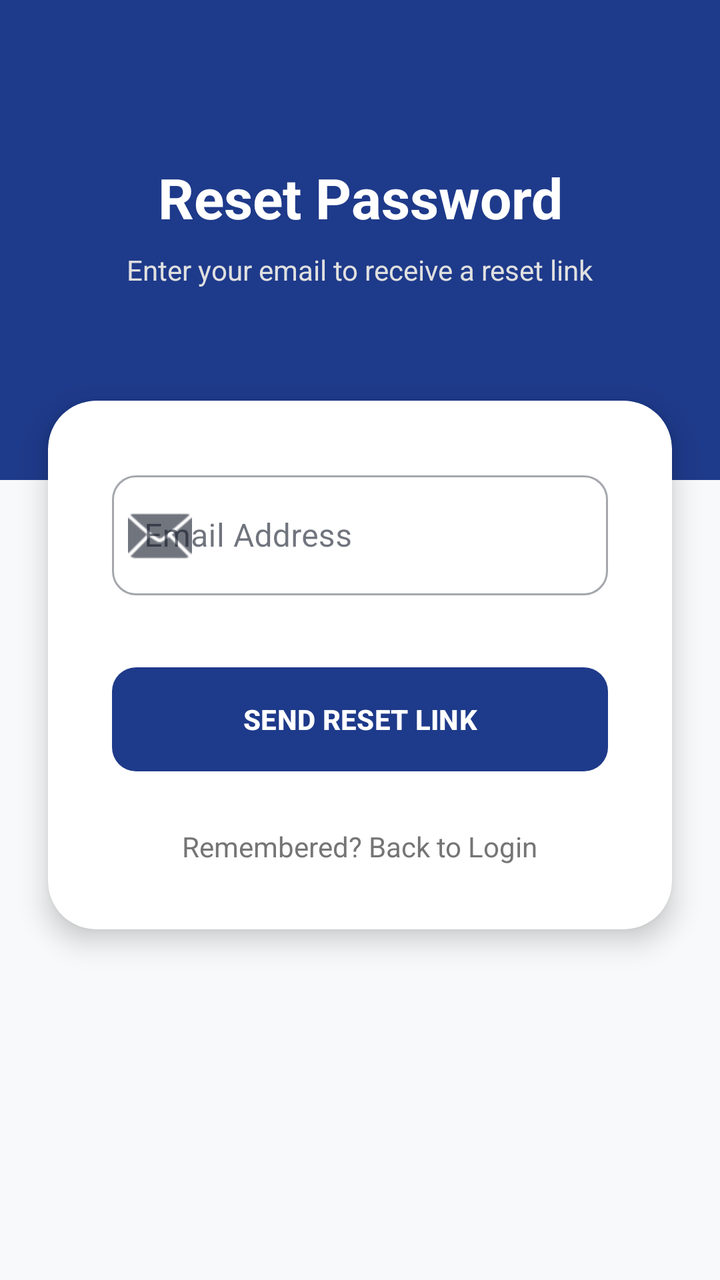
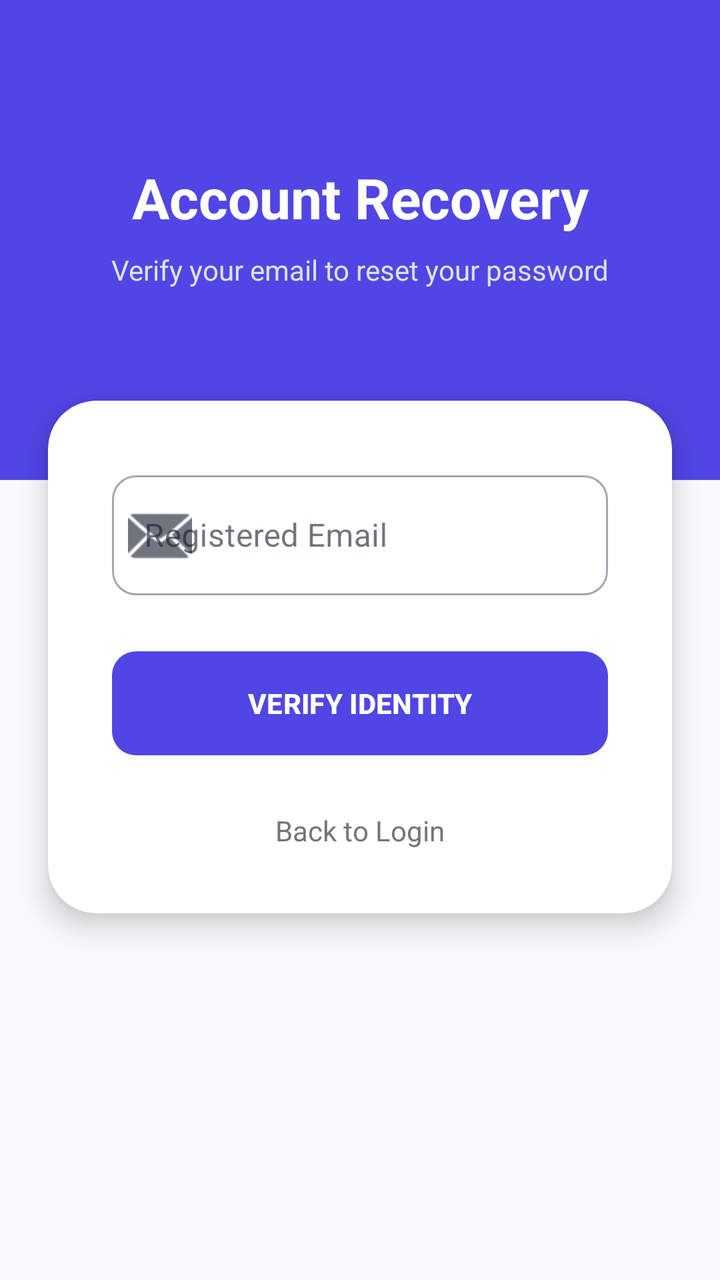

The first picture is an Android layout as it rendered before a commit; the second is the same layout after the commit. The layout source and the unified diff follow.
<!-- AndroidManifest.xml: application theme Theme.TestApp -->
<!-- res/layout/activity_forgot_password.xml -->
<?xml version="1.0" encoding="utf-8"?>
<androidx.constraintlayout.widget.ConstraintLayout xmlns:android="http://schemas.android.com/apk/res/android"
    xmlns:app="http://schemas.android.com/apk/res-auto"
    xmlns:tools="http://schemas.android.com/tools"
    android:layout_width="match_parent"
    android:layout_height="match_parent"
    android:background="#F8F9FA"
    tools:context=".ForgotPasswordActivity">

    <View
        android:id="@+id/forgotHeader"
        android:layout_width="match_parent"
        android:layout_height="240dp"
        android:background="?attr/colorPrimary"
        app:layout_constraintTop_toTopOf="parent" />

    <TextView
        android:id="@+id/forgotTitle"
        android:layout_width="wrap_content"
        android:layout_height="wrap_content"
        android:layout_marginTop="80dp"
        android:text="Reset Password"
        android:textColor="@android:color/white"
        android:textSize="28sp"
        android:textStyle="bold"
        app:layout_constraintEnd_toEndOf="parent"
        app:layout_constraintStart_toStartOf="parent"
        app:layout_constraintTop_toTopOf="parent" />

    <TextView
        android:layout_width="wrap_content"
        android:layout_height="wrap_content"
        android:layout_marginTop="8dp"
        android:text="Enter your email to receive a reset link"
        android:textColor="#E0E0E0"
        android:textSize="14sp"
        app:layout_constraintEnd_toEndOf="parent"
        app:layout_constraintStart_toStartOf="parent"
        app:layout_constraintTop_toBottomOf="@id/forgotTitle" />

    <androidx.cardview.widget.CardView
        android:layout_width="match_parent"
        android:layout_height="wrap_content"
        android:layout_marginHorizontal="24dp"
        android:layout_marginTop="-40dp"
        app:cardCornerRadius="24dp"
        app:cardElevation="8dp"
        app:layout_constraintTop_toBottomOf="@id/forgotHeader">

        <LinearLayout
            android:layout_width="match_parent"
            android:layout_height="wrap_content"
            android:orientation="vertical"
            android:padding="32dp">

            <com.google.android.material.textfield.TextInputLayout
                style="@style/Widget.MaterialComponents.TextInputLayout.OutlinedBox"
                android:layout_width="match_parent"
                android:layout_height="wrap_content"
                android:hint="Email Address"
                app:boxCornerRadiusBottomEnd="12dp"
                app:boxCornerRadiusBottomStart="12dp"
                app:boxCornerRadiusTopEnd="12dp"
                app:boxCornerRadiusTopStart="12dp"
                app:startIconDrawable="@android:drawable/ic_dialog_email">

                <com.google.android.material.textfield.TextInputEditText
                    android:id="@+id/resetEmail"
                    android:layout_width="match_parent"
                    android:layout_height="60dp"
                    android:inputType="textEmailAddress" />
            </com.google.android.material.textfield.TextInputLayout>

            <com.google.android.material.button.MaterialButton
                android:id="@+id/btnResetPassword"
                android:layout_width="match_parent"
                android:layout_height="60dp"
                android:layout_marginTop="32dp"
                android:text="SEND RESET LINK"
                android:textStyle="bold"
                app:cornerRadius="12dp" />

            <TextView
                android:id="@+id/backToLogin"
                android:layout_width="wrap_content"
                android:layout_height="wrap_content"
                android:layout_gravity="center"
                android:layout_marginTop="24dp"
                android:text="Remembered? Back to Login"
                android:textColor="#757575"
                android:textSize="14sp" />

        </LinearLayout>
    </androidx.cardview.widget.CardView>

</androidx.constraintlayout.widget.ConstraintLayout>
<!-- resources referenced by this layout -->
<resources>
  <style name="Theme.TestApp" parent="Base.Theme.TestApp" />
  <style name="Base.Theme.TestApp" parent="Theme.Material3.DayNight.NoActionBar">
          
          <item name="colorPrimary">@color/colorPrimary</item>
          <item name="colorPrimaryVariant">@color/colorPrimaryDark</item>
          <item name="colorOnPrimary">@color/white</item>
  
          
          <item name="colorSecondary">@color/colorAccent</item>
          <item name="colorOnSecondary">@color/white</item>
  
          
          <item name="android:windowBackground">@color/dashboard_bg</item>
          <item name="colorSurface">@color/card_bg</item>
          <item name="colorOnSurface">@color/text_primary</item>
  
          
          <item name="android:statusBarColor">@color/colorPrimary</item>
          <item name="android:windowLightStatusBar">false</item>
      </style>
  <color name="colorPrimary">#1E3A8A</color>
  <color name="colorPrimaryDark">#1E3A8A</color>
  <color name="white">#FFFFFFFF</color>
  <color name="colorAccent">#3B82F6</color>
  <color name="dashboard_bg">#FFFFFF</color>
  <color name="card_bg">#FFFFFF</color>
  <color name="text_primary">#111827</color>
</resources>

<!-- the commit's change to res/layout/activity_forgot_password.xml (unified diff, before → after) -->
@@ -19,7 +19,7 @@
         android:layout_width="wrap_content"
         android:layout_height="wrap_content"
         android:layout_marginTop="80dp"
-        android:text="Reset Password"
+        android:text="Account Recovery"
         android:textColor="@android:color/white"
         android:textSize="28sp"
         android:textStyle="bold"
@@ -28,10 +28,11 @@
         app:layout_constraintTop_toTopOf="parent" />
 
     <TextView
+        android:id="@+id/forgotSubtitle"
         android:layout_width="wrap_content"
         android:layout_height="wrap_content"
         android:layout_marginTop="8dp"
-        android:text="Enter your email to receive a reset link"
+        android:text="Verify your email to reset your password"
         android:textColor="#E0E0E0"
         android:textSize="14sp"
         app:layout_constraintEnd_toEndOf="parent"
@@ -39,6 +40,7 @@
         app:layout_constraintTop_toBottomOf="@id/forgotTitle" />
 
     <androidx.cardview.widget.CardView
+        android:id="@+id/cardContainer"
         android:layout_width="match_parent"
         android:layout_height="wrap_content"
         android:layout_marginHorizontal="24dp"
@@ -53,32 +55,86 @@
             android:orientation="vertical"
             android:padding="32dp">
 
-            <com.google.android.material.textfield.TextInputLayout
-                style="@style/Widget.MaterialComponents.TextInputLayout.OutlinedBox"
+            
+            <LinearLayout
+                android:id="@+id/llStepEmail"
                 android:layout_width="match_parent"
                 android:layout_height="wrap_content"
-                android:hint="Email Address"
-                app:boxCornerRadiusBottomEnd="12dp"
-                app:boxCornerRadiusBottomStart="12dp"
-                app:boxCornerRadiusTopEnd="12dp"
-                app:boxCornerRadiusTopStart="12dp"
-                app:startIconDrawable="@android:drawable/ic_dialog_email">
+                android:orientation="vertical">
 
-                <com.google.android.material.textfield.TextInputEditText
-                    android:id="@+id/resetEmail"
+                <com.google.android.material.textfield.TextInputLayout
+                    style="@style/Widget.MaterialComponents.TextInputLayout.OutlinedBox"
+                    android:layout_width="match_parent"
+                    android:layout_height="wrap_content"
+                    android:hint="Registered Email"
+                    app:boxCornerRadiusBottomEnd="12dp"
+                    app:boxCornerRadiusBottomStart="12dp"
+                    app:boxCornerRadiusTopEnd="12dp"
+                    app:boxCornerRadiusTopStart="12dp"
+                    app:startIconDrawable="@android:drawable/ic_dialog_email">
+
+                    <com.google.android.material.textfield.TextInputEditText
+                        android:id="@+id/resetEmail"
+                        android:layout_width="match_parent"
+                        android:layout_height="60dp"
+                        android:inputType="textEmailAddress" />
+                </com.google.android.material.textfield.TextInputLayout>
+
+                <com.google.android.material.button.MaterialButton
+                    android:id="@+id/btnVerifyEmail"
                     android:layout_width="match_parent"
                     android:layout_height="60dp"
-                    android:inputType="textEmailAddress" />
-            </com.google.android.material.textfield.TextInputLayout>
+                    android:layout_marginTop="24dp"
+                    android:text="VERIFY IDENTITY"
+                    android:textStyle="bold"
+                    app:cornerRadius="12dp" />
+            </LinearLayout>
 
-            <com.google.android.material.button.MaterialButton
-                android:id="@+id/btnResetPassword"
+            
+            <LinearLayout
+                android:id="@+id/llStepReset"
                 android:layout_width="match_parent"
-                android:layout_height="60dp"
-                android:layout_marginTop="32dp"
-                android:text="SEND RESET LINK"
-                android:textStyle="bold"
-                app:cornerRadius="12dp" />
+                android:layout_height="wrap_content"
+                android:orientation="vertical"
+                android:visibility="gone">
+
+                <TextView
+                    android:layout_width="wrap_content"
+                    android:layout_height="wrap_content"
+                    android:text="Identity Verified!"
+                    android:textColor="#2E7D32"
+                    android:textStyle="bold"
+                    android:layout_marginBottom="16dp"/>
+
+                <com.google.android.material.textfield.TextInputLayout
+                    style="@style/Widget.MaterialComponents.TextInputLayout.OutlinedBox"
+                    android:layout_width="match_parent"
+                    android:layout_height="wrap_content"
+                    android:hint="New Password"
+                    app:boxCornerRadiusBottomEnd="12dp"
+                    app:boxCornerRadiusBottomStart="12dp"
+                    app:boxCornerRadiusTopEnd="12dp"
+                    app:boxCornerRadiusTopStart="12dp"
+                    app:passwordToggleEnabled="true"
+                    app:startIconDrawable="@android:drawable/ic_lock_idle_lock">
+
+                    <com.google.android.material.textfield.TextInputEditText
+                        android:id="@+id/etNewPassword"
+                        android:layout_width="match_parent"
+                        android:layout_height="60dp"
+                        android:inputType="textPassword" />
+                </com.google.android.material.textfield.TextInputLayout>
+
+                <com.google.android.material.button.MaterialButton
+                    android:id="@+id/btnUpdatePassword"
+                    android:layout_width="match_parent"
+                    android:layout_height="60dp"
+                    android:layout_marginTop="24dp"
+                    android:text="UPDATE PASSWORD"
+                    android:backgroundTint="#2E7D32"
+                    android:textStyle="bold"
+                    app:cornerRadius="12dp" />
+            </LinearLayout>
 
             <TextView
                 android:id="@+id/backToLogin"
@@ -86,11 +142,21 @@
                 android:layout_height="wrap_content"
                 android:layout_gravity="center"
                 android:layout_marginTop="24dp"
-                android:text="Remembered? Back to Login"
+                android:text="Back to Login"
                 android:textColor="#757575"
                 android:textSize="14sp" />
 
         </LinearLayout>
     </androidx.cardview.widget.CardView>
 
+    <ProgressBar
+        android:id="@+id/resetProgressBar"
+        android:layout_width="wrap_content"
+        android:layout_height="wrap_content"
+        android:visibility="gone"
+        app:layout_constraintBottom_toBottomOf="parent"
+        app:layout_constraintEnd_toEndOf="parent"
+        app:layout_constraintStart_toStartOf="parent"
+        app:layout_constraintTop_toTopOf="parent" />
+
 </androidx.constraintlayout.widget.ConstraintLayout>
<!-- resource entries referenced after the edit -->
@@ -3,29 +3,49 @@
   <style name="Theme.TestApp" parent="Base.Theme.TestApp" />
   <style name="Base.Theme.TestApp" parent="Theme.Material3.DayNight.NoActionBar">
           
-          <item name="colorPrimary">@color/colorPrimary</item>
-          <item name="colorPrimaryVariant">@color/colorPrimaryDark</item>
+          <item name="colorPrimary">@color/blue_600</item>
           <item name="colorOnPrimary">@color/white</item>
+          <item name="colorPrimaryContainer">@color/blue_500</item>
+          <item name="colorOnPrimaryContainer">@color/white</item>
   
           
-          <item name="colorSecondary">@color/colorAccent</item>
+          <item name="colorSecondary">@color/slate_700</item>
           <item name="colorOnSecondary">@color/white</item>
+          <item name="colorSecondaryContainer">#E0E7FF</item>
+          <item name="colorOnSecondaryContainer">@color/blue_600</item>
   
           
-          <item name="android:windowBackground">@color/dashboard_bg</item>
-          <item name="colorSurface">@color/card_bg</item>
-          <item name="colorOnSurface">@color/text_primary</item>
+          <item name="android:windowBackground">@color/slate_50</item>
+          <item name="colorSurface">@color/white</item>
+          <item name="colorOnSurface">@color/slate_900</item>
+          <item name="colorSurfaceVariant">#F3F4F6</item>
+          <item name="colorOnSurfaceVariant">@color/slate_700</item>
+          <item name="colorOutline">@color/slate_200</item>
   
           
-          <item name="android:statusBarColor">@color/colorPrimary</item>
-          <item name="android:windowLightStatusBar">false</item>
+          <item name="android:textColorPrimary">@color/slate_900</item>
+          <item name="android:textColorSecondary">@color/slate_500</item>
+  
+          
+          <item name="android:statusBarColor">@color/white</item>
+          <item name="android:windowLightStatusBar">true</item>
+  
+          
+          <item name="itemIconTint">@color/nav_item_colors</item>
+          <item name="itemTextColor">@color/nav_item_colors</item>
       </style>
-  <color name="colorPrimary">#1E3A8A</color>
-  <color name="colorPrimaryDark">#1E3A8A</color>
+  <color name="blue_600">@color/primary_indigo</color>
   <color name="white">#FFFFFFFF</color>
-  <color name="colorAccent">#3B82F6</color>
-  <color name="dashboard_bg">#FFFFFF</color>
-  <color name="card_bg">#FFFFFF</color>
-  <color name="text_primary">#111827</color>
+  <color name="blue_500">#6366F1</color>
+  <color name="slate_700">#374151</color>
+  <color name="slate_50">@color/background_off_white</color>
+  <color name="slate_900">@color/text_primary_dark</color>
+  <color name="slate_200">@color/border_light_grey</color>
+  <color name="slate_500">@color/text_secondary_grey</color>
+  <color name="primary_indigo">#4F46E5</color>
+  <color name="background_off_white">#F9FAFB</color>
+  <color name="text_primary_dark">#111827</color>
+  <color name="border_light_grey">#E5E7EB</color>
+  <color name="text_secondary_grey">#6B7280</color>
 </resources>
 
